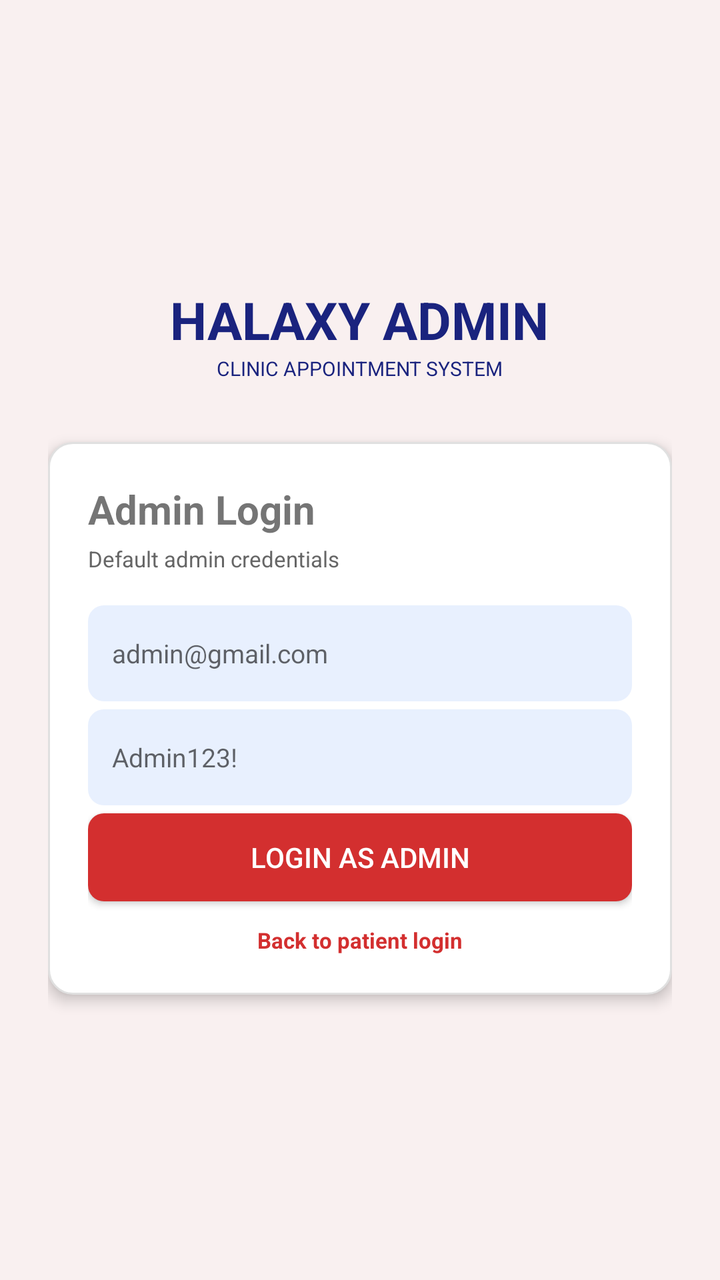
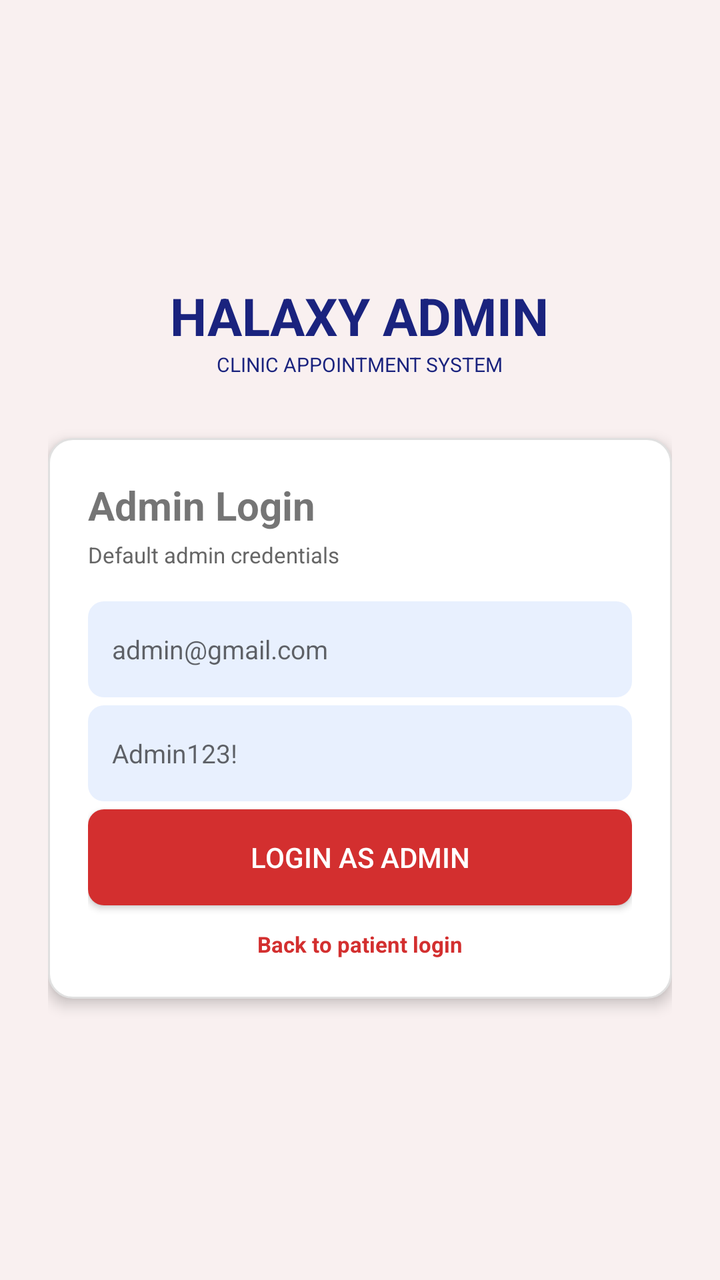

An Android layout rendered at two revisions. The XML below is the earlier revision; the diff shows what the commit changed to produce the second picture.
<!-- AndroidManifest.xml: application theme Theme.Halaxy_health -->
<!-- res/layout/activity_admin_login.xml -->
<?xml version="1.0" encoding="utf-8"?>
<ScrollView xmlns:android="http://schemas.android.com/apk/res/android"
    android:layout_width="match_parent"
    android:layout_height="match_parent"
    android:background="#FFF9F0F0"
    android:fillViewport="true">

    <LinearLayout
        android:layout_width="match_parent"
        android:layout_height="match_parent"
        android:orientation="vertical"
        android:gravity="center"
        android:padding="24dp">

        <LinearLayout
            android:layout_width="wrap_content"
            android:layout_height="wrap_content"
            android:orientation="vertical"
            android:gravity="center"
            android:layout_marginBottom="30dp">

            <TextView
                android:layout_width="wrap_content"
                android:layout_height="wrap_content"
                android:text="HALAXY ADMIN"
                android:textSize="26sp"
                android:textStyle="bold"
                android:textColor="#1A237E"/>
            <TextView
                android:layout_width="wrap_content"
                android:layout_height="wrap_content"
                android:text="CLINIC APPOINTMENT SYSTEM"
                android:textSize="10sp"
                android:textColor="#1A237E"/>
        </LinearLayout>
        <LinearLayout
            android:layout_width="match_parent"
            android:layout_height="wrap_content"
            android:background="@drawable/bg_card"
            android:orientation="vertical"
            android:padding="20dp"
            android:elevation="4dp">
            <TextView
                android:layout_width="wrap_content"
                android:layout_height="wrap_content"
                android:text="Admin Login"
                android:textSize="20sp"
                android:textStyle="bold"/>
            <TextView
                android:layout_width="wrap_content"
                android:layout_height="wrap_content"
                android:text="Default admin credentials"
                android:textSize="11sp"
                android:textColor="#666"
                android:layout_marginBottom="16dp"
                android:layout_marginTop="4dp"/>
            <EditText
                android:id="@+id/edtEmail"
                android:layout_width="match_parent"
                android:layout_height="48dp"
                android:background="@drawable/bg_input"
                android:hint="admin@gmail.com"
                android:padding="12dp"
                android:layout_marginBottom="4dp"
                android:textSize="13sp"/>
            <TextView
                android:id="@+id/txtEmailError"
                android:layout_width="match_parent"
                android:layout_height="wrap_content"
                android:textColor="#D32F2F"
                android:textSize="11sp"
                android:visibility="gone"
                android:layout_marginBottom="8dp"/>
            <EditText
                android:id="@+id/edtPassword"
                android:layout_width="match_parent"
                android:layout_height="48dp"
                android:background="@drawable/bg_input"
                android:hint="Admin123!"
                android:inputType="textPassword"
                android:padding="12dp"
                android:layout_marginBottom="4dp"
                android:textSize="13sp"/>
            <TextView
                android:id="@+id/txtPassError"
                android:layout_width="match_parent"
                android:layout_height="wrap_content"
                android:textColor="#D32F2F"
                android:textSize="11sp"
                android:visibility="gone"
                android:layout_marginBottom="8dp"/>
            <TextView
                android:id="@+id/txtLoginError"
                android:layout_width="match_parent"
                android:layout_height="wrap_content"
                android:textColor="#D32F2F"
                android:textSize="12sp"
                android:textStyle="bold"
                android:gravity="center"
                android:visibility="gone"
                android:layout_marginBottom="10dp"/>
            <Button
                android:id="@+id/btnLogin"
                android:layout_width="match_parent"
                android:layout_height="44dp"
                android:text="LOGIN AS ADMIN"
                android:background="@drawable/bg_red_button"
                android:textColor="#FFFFFF"/>
            <TextView
                android:id="@+id/txtBack"
                android:layout_width="wrap_content"
                android:layout_height="wrap_content"
                android:text="Back to patient login"
                android:textSize="11sp"
                android:textColor="#D32F2F"
                android:textStyle="bold"
                android:layout_gravity="center"
                android:layout_marginTop="12dp"/>
        </LinearLayout>
    </LinearLayout>
</ScrollView>
<!-- resources referenced by this layout -->
<resources>
  <!-- drawable bg_card (drawable) -->
  <shape xmlns:android="http://schemas.android.com/apk/res/android">
      <solid android:color="#FFFFFF"/>
      <corners android:radius="12dp"/>
      <stroke android:width="1dp" android:color="#E0E0E0"/>
  </shape>
  <!-- drawable bg_input (drawable) -->
  <shape xmlns:android="http://schemas.android.com/apk/res/android">
      <solid android:color="#E8F0FE"/>
      <corners android:radius="8dp"/>
  </shape>
  <!-- drawable bg_red_button (drawable) -->
  <shape xmlns:android="http://schemas.android.com/apk/res/android">
      <solid android:color="#D32F2F"/>
      <corners android:radius="8dp"/>
  </shape>
  <style name="Theme.Halaxy_health" parent="Theme.AppCompat.Light.NoActionBar">
          <item name="colorPrimary">#1A237E</item>
          <item name="colorPrimaryDark">#7B1113</item>
          <item name="colorAccent">#D32F2F</item>
      </style>
</resources>

<!-- the commit's change to res/layout/activity_admin_login.xml (unified diff, before → after) -->
@@ -102,7 +102,7 @@
             <Button
                 android:id="@+id/btnLogin"
                 android:layout_width="match_parent"
-                android:layout_height="44dp"
+                android:layout_height="48dp"
                 android:text="LOGIN AS ADMIN"
                 android:background="@drawable/bg_red_button"
                 android:textColor="#FFFFFF"/>
